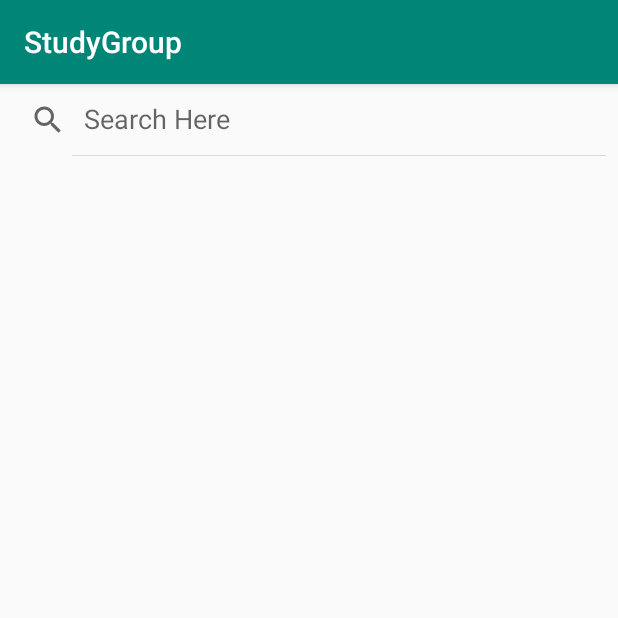
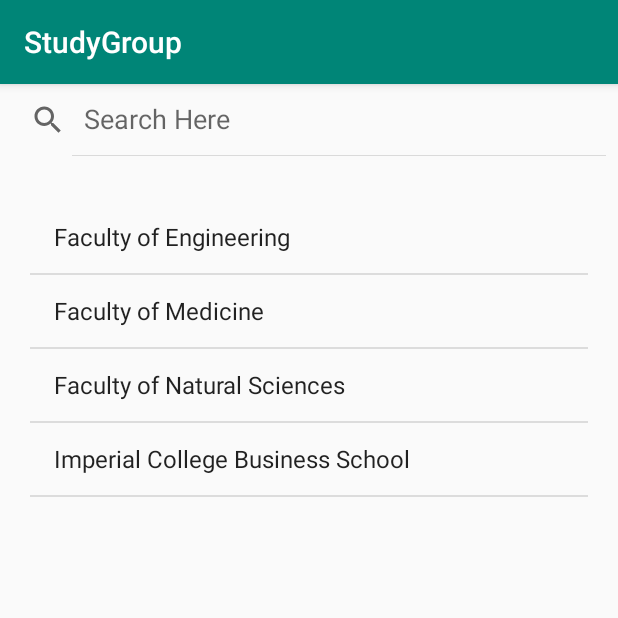
Before and after one commit to bonearadu/ICHack20, an Android app: the SearchBar screen opened directly, with no data from a screen before it, on a phone screen of 412 x 824 dp, the top half of it. Run offline under Robolectric (Android 15) with nearby library versions, the phone set to English and light mode, and no system bars.

Commit message:
searchbar

```diff
--- a/app/src/main/java/com/example/studygroup/SearchBar.java
+++ b/app/src/main/java/com/example/studygroup/SearchBar.java
@@ -11,7 +11,7 @@
 import java.util.Arrays;
 
 public class SearchBar extends AppCompatActivity {
-
+    SearchView mySearchView;
     ListView search_group;
     ArrayAdapter<String> adapter;
 
@@ -19,11 +19,25 @@
     protected void onCreate(Bundle savedInstanceState) {
         super.onCreate(savedInstanceState);
         setContentView(R.layout.activity_search_bar);
+        mySearchView = (SearchView) findViewById(R.id.searchView);
         search_group = (ListView) findViewById(R.id.search_group);
         ArrayList<String> arrayGroup = new ArrayList<>();
         arrayGroup.addAll(Arrays.asList(getResources().getStringArray(R.array.my_groups)));
         adapter = new ArrayAdapter<String>(SearchBar.this,
-                android.R.layout.simple_expandable_list_item_1, arrayGroup);
+                android.R.layout.simple_list_item_1, arrayGroup);
         search_group.setAdapter(adapter);
+
+        mySearchView.setOnQueryTextListener(new SearchView.OnQueryTextListener() {
+            @Override
+            public boolean onQueryTextSubmit(String query) {
+                return false;
+            }
+
+            @Override
+            public boolean onQueryTextChange(String newText) {
+                adapter.getFilter().filter(newText);
+                return false;
+            }
+        });
     }
 }
--- a/app/src/main/res/layout/activity_search_bar.xml
+++ b/app/src/main/res/layout/activity_search_bar.xml
@@ -2,6 +2,7 @@
 <LinearLayout xmlns:android="http://schemas.android.com/apk/res/android"
     xmlns:app="http://schemas.android.com/apk/res-auto"
     xmlns:tools="http://schemas.android.com/tools"
+    android:orientation="vertical"
     android:layout_width="match_parent"
     android:layout_height="match_parent"
 
@@ -15,10 +16,10 @@
         android:id="@+id/searchView"></SearchView>
     <ListView
         android:padding="20dp"
-        android:layout_width="wrap_content"
+        android:layout_width="match_parent"
         android:layout_weight="1"
-        android:layout_height="wrap_content"
+        android:layout_height="fill_parent"
         android:layout_marginTop="10dp"
-        android:id="@+id/search_group"/>
+        android:id="@+id/search_group"></ListView>
 
 </LinearLayout>
--- a/app/src/main/res/values/strings.xml
+++ b/app/src/main/res/values/strings.xml
@@ -2,10 +2,11 @@
     <string name="app_name">StudyGroup</string>
     <string name="title_activity_menu">Menu</string>
     <string name="title_activity_search_bar">SearchBar</string>
-    <string name="title_activity_searchbar">Searchbar</string>
+    <string name="title_activity_searchbar">SearchBar</string>
     <string-array name="my_groups">
-        <item>Computing</item>
-        <item>Mathematics</item>
-        <item>JMC</item>
+        <item>Faculty of Engineering </item>
+        <item>Faculty of Medicine </item>
+        <item>Faculty of Natural Sciences </item>
+        <item>Imperial College Business School</item>
     </string-array>
 </resources>
```
